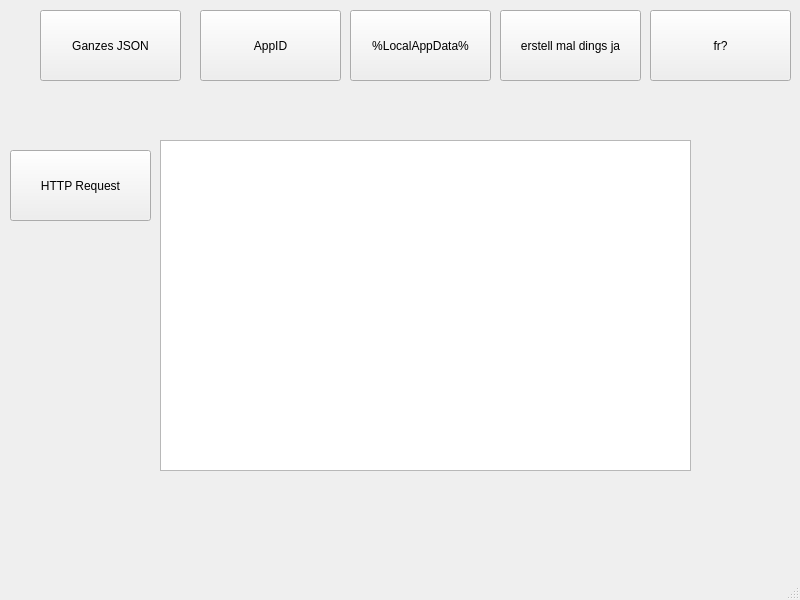
Before: the Qt Designer form mainwindow.ui in Larsos099/SteamSort, drawn with Qt 5.
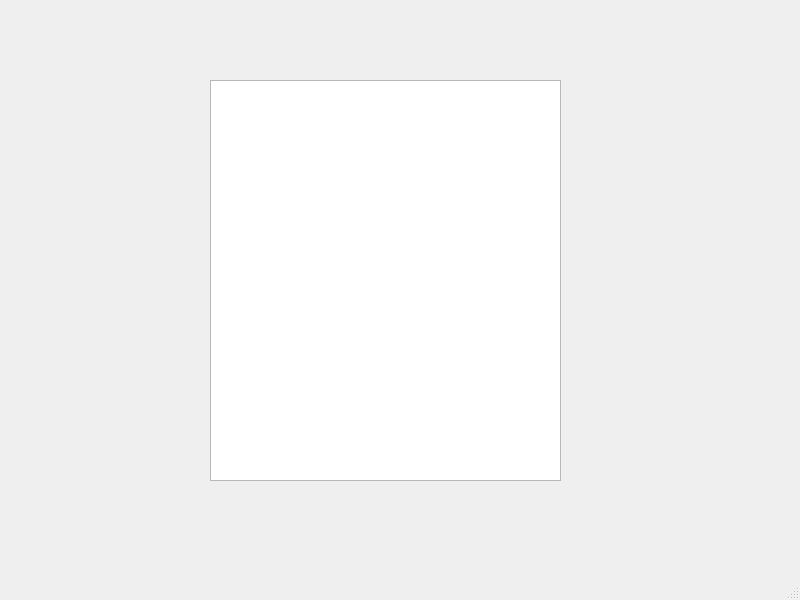
After: the same form once the commit is applied.

What changed in the file:
```diff
--- a/mainwindow.ui
+++ b/mainwindow.ui
@@ -14,92 +14,14 @@
    <string>MainWindow</string>
   </property>
   <widget class="QWidget" name="centralwidget">
-   <widget class="QPushButton" name="pushButton">
+   <widget class="QTableView" name="tableView">
     <property name="geometry">
      <rect>
-      <x>40</x>
-      <y>10</y>
-      <width>141</width>
-      <height>71</height>
+      <x>210</x>
+      <y>80</y>
+      <width>351</width>
+      <height>401</height>
      </rect>
-    </property>
-    <property name="text">
-     <string>Ganzes JSON</string>
-    </property>
-   </widget>
-   <widget class="QTextEdit" name="textEdit">
-    <property name="geometry">
-     <rect>
-      <x>160</x>
-      <y>140</y>
-      <width>531</width>
-      <height>331</height>
-     </rect>
-    </property>
-   </widget>
-   <widget class="QPushButton" name="pushButton_2">
-    <property name="geometry">
-     <rect>
-      <x>200</x>
-      <y>10</y>
-      <width>141</width>
-      <height>71</height>
-     </rect>
-    </property>
-    <property name="text">
-     <string>AppID</string>
-    </property>
-   </widget>
-   <widget class="QPushButton" name="pushButton_3">
-    <property name="geometry">
-     <rect>
-      <x>350</x>
-      <y>10</y>
-      <width>141</width>
-      <height>71</height>
-     </rect>
-    </property>
-    <property name="text">
-     <string>%LocalAppData%</string>
-    </property>
-   </widget>
-   <widget class="QPushButton" name="pushButton_4">
-    <property name="geometry">
-     <rect>
-      <x>500</x>
-      <y>10</y>
-      <width>141</width>
-      <height>71</height>
-     </rect>
-    </property>
-    <property name="text">
-     <string>erstell mal dings ja</string>
-    </property>
-   </widget>
-   <widget class="QPushButton" name="pushButton_5">
-    <property name="geometry">
-     <rect>
-      <x>650</x>
-      <y>10</y>
-      <width>141</width>
-      <height>71</height>
-     </rect>
-    </property>
-    <property name="text">
-     <string>fr?</string>
-    </property>
-   </widget>
-   <widget class="QPushButton" name="pushButton_6">
-    <property name="geometry">
-     <rect>
-      <x>10</x>
-      <y>150</y>
-      <width>141</width>
-      <height>71</height>
-     </rect>
-    </property>
-    <property name="text">
-     <string>HTTP Request</string>
     </property>
    </widget>
   </widget>
```
